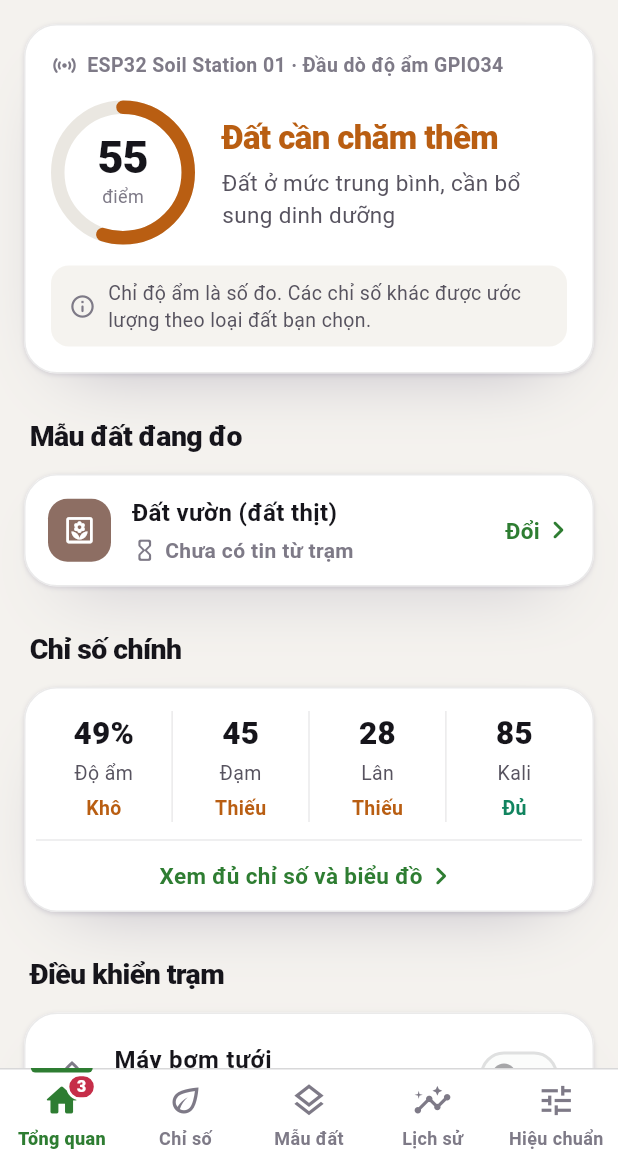
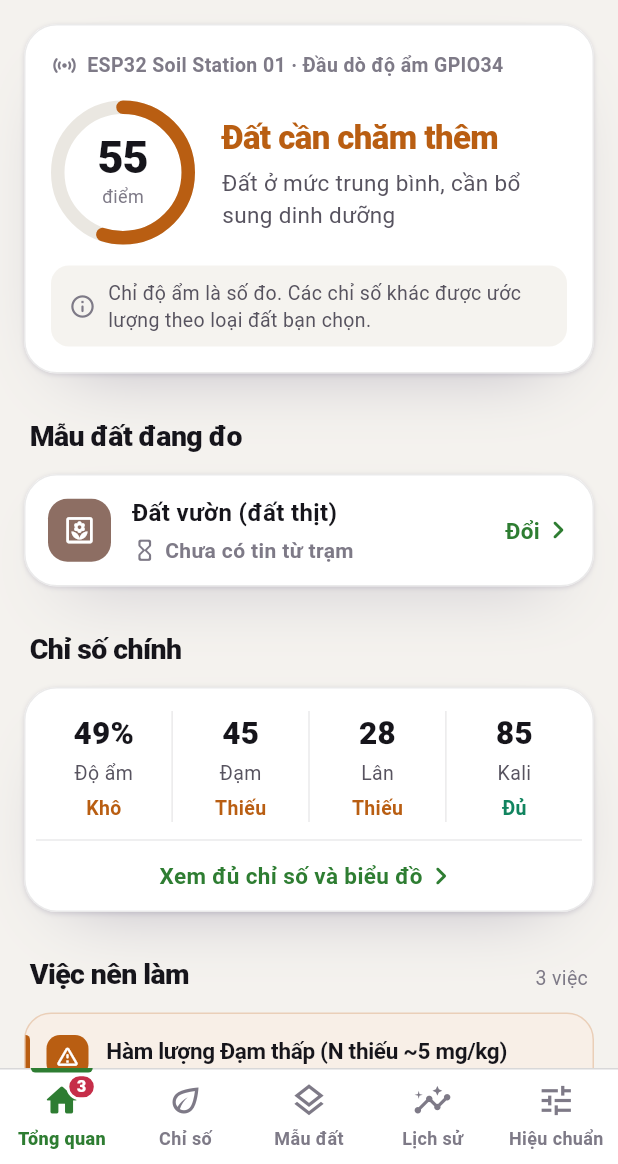
Before and after one commit to nguyenanhquan060205-lab/IoTs-project, a Flutter app: the screen it shows after launch, on a phone screen of 412 x 824 dp, the part 72-1236 px from its top. Run offline on Flutter 3.47's test engine with Material 3 defaults, Android fonts, the phone set to English and light mode, and no system bars; our stand-ins replace fl_chart, sqflite; missing offline and left inert: mqtt_client; accounts and stored records are empty.

Commit message:
feat(mobile): remove the pump and valve switches
The station no longer drives a pump or a valve, so the Overview tab drops
the station control card. The telemetry model stops reading the
actuators block and the provider loses its pending-switch tracking. The
MQTT retry test now uses SET_SOIL_TYPE as its sample command.

```diff
--- a/mobile/lib/models/soil_telemetry.dart
+++ b/mobile/lib/models/soil_telemetry.dart
@@ -48,8 +48,6 @@ class SoilTelemetry {
   final DateTime timestamp;
   final SoilType? soilType; // Loại đất trạm đang áp dụng (null nếu trạm không báo)
   final AdcInfo? adc;
-  final bool? pump; // Rơ-le máy bơm đang bật (null nếu trạm không báo)
-  final bool? valve; // Rơ-le van dinh dưỡng đang mở (null nếu trạm không báo)
 
   SoilTelemetry({
     required this.nitrogen,
@@ -62,14 +60,11 @@ class SoilTelemetry {
     required this.timestamp,
     this.soilType,
     this.adc,
-    this.pump,
-    this.valve,
   });
 
   factory SoilTelemetry.fromJson(Map<String, dynamic> json) {
     final telemetry = json['telemetry'] as Map<String, dynamic>? ?? json;
     final epochSeconds = (json['timestamp'] as num?)?.toInt();
-    final actuators = json['actuators'] as Map<String, dynamic>?;
 
     return SoilTelemetry(
       nitrogen: (telemetry['nitrogen'] as num?)?.toDouble() ?? 0.0,
@@ -85,8 +80,6 @@ class SoilTelemetry {
           : DateTime.now(),
       soilType: SoilType.fromCode(json['soil_type'] as String?),
       adc: AdcInfo.fromJson(json['adc'] as Map<String, dynamic>?),
-      pump: actuators?['pump'] as bool?,
-      valve: actuators?['nutrient_valve'] as bool?,
     );
   }
 
@@ -115,8 +108,6 @@ class SoilTelemetry {
     DateTime? timestamp,
     SoilType? soilType,
     AdcInfo? adc,
-    bool? pump,
-    bool? valve,
   }) {
     return SoilTelemetry(
       nitrogen: nitrogen ?? this.nitrogen,
@@ -129,8 +120,6 @@ class SoilTelemetry {
       timestamp: timestamp ?? this.timestamp,
       soilType: soilType ?? this.soilType,
       adc: adc ?? this.adc,
-      pump: pump ?? this.pump,
-      valve: valve ?? this.valve,
     );
   }
 }
--- a/mobile/lib/providers/soil_data_provider.dart
+++ b/mobile/lib/providers/soil_data_provider.dart
@@ -13,7 +13,6 @@ class SoilDataProvider extends ChangeNotifier {
   final List<SoilTelemetry> _history = [];
   AppMqttState _connectionState = AppMqttState.disconnected;
   SoilType? _pendingSoilType; // Loại đất vừa chọn trên App, đang chờ trạm xác nhận
-  final Map<Actuator, _PendingSwitch> _pendingSwitches = {}; // Lệnh bật/tắt rơ-le đang chờ trạm xác nhận
 
   SoilTelemetry get currentTelemetry => _currentTelemetry;
   List<SoilTelemetry> get history => _history;
@@ -25,16 +24,6 @@ class SoilDataProvider extends ChangeNotifier {
 
   /// true khi trạm chưa gửi về số liệu đo theo loại đất vừa chọn
   bool get isSoilTypeSyncing => _pendingSoilType != null;
-
-  /// Trạng thái rơ-le đang hiển thị: ưu tiên lệnh vừa gửi, sau đó tới trạng thái trạm báo về
-  bool actuatorState(Actuator actuator) =>
-      _pendingSwitches[actuator]?.state ?? _reportedState(_currentTelemetry, actuator) ?? false;
-
-  /// true khi đã gửi lệnh bật/tắt nhưng trạm chưa báo lại trạng thái mới
-  bool isActuatorSyncing(Actuator actuator) => _pendingSwitches.containsKey(actuator);
-
-  /// true khi trạm đã từng báo trạng thái rơ-le (firmware cũ hoặc chưa có số đo thật thì false)
-  bool get hasActuatorReport => _currentTelemetry.pump != null;
 
   AgronomicDiagnosis get currentDiagnosis => AgronomicEngine.evaluate(
         telemetry: _currentTelemetry,
@@ -61,7 +50,6 @@ class SoilDataProvider extends ChangeNotifier {
       if (telemetry.soilType == _pendingSoilType) {
         _pendingSoilType = null;
       }
-      _settlePendingSwitches(telemetry);
       _history.add(telemetry);
       if (_history.length > 30) {
         _history.removeAt(0);
@@ -85,33 +73,6 @@ class SoilDataProvider extends ChangeNotifier {
   bool _publishSoilType(SoilType type) =>
       _mqttService.publishCommand({'action': 'SET_SOIL_TYPE', 'soil_type': type.code});
 
-  /// Gửi lệnh bật/tắt rơ-le bơm hoặc van. Trả về false nếu chưa kết nối MQTT.
-  bool setActuator(Actuator actuator, bool on) {
-    final sent = _mqttService.publishCommand({'action': actuator.command, 'state': on});
-    if (sent) {
-      _pendingSwitches[actuator] = _PendingSwitch(on, DateTime.now());
-      notifyListeners();
-    }
-    return sent;
-  }
-
-  static bool? _reportedState(SoilTelemetry telemetry, Actuator actuator) =>
-      actuator == Actuator.pump ? telemetry.pump : telemetry.valve;
-
-  // Trạm gửi số đo ngay sau khi nhận lệnh. Bản tin khớp lệnh thì xác nhận; quá [_switchConfirmWindow]
-  // mà vẫn khác thì trạm đã từ chối hoặc tự ngắt (bơm khi đất quá ẩm), hiển thị theo trạm.
-  // Không xóa ngay ở bản tin khác đầu tiên vì bản tin đó có thể được gửi trước lúc trạm nhận lệnh.
-  static const Duration _switchConfirmWindow = Duration(seconds: 6);
-
-  void _settlePendingSwitches(SoilTelemetry telemetry) {
-    _pendingSwitches.removeWhere((actuator, pending) {
-      final reported = _reportedState(telemetry, actuator);
-      if (reported == null) return false;
-      return reported == pending.state ||
-          DateTime.now().difference(pending.sentAt) > _switchConfirmWindow;
-    });
-  }
-
   /// Yêu cầu trạm lấy ADC hiện tại làm mốc khô / ướt. Trả về false nếu chưa kết nối MQTT.
   bool calibrate(CalibrationPoint point) =>
       _mqttService.publishCommand({'action': 'CALIBRATE', 'point': point.code});
@@ -132,8 +93,6 @@ class SoilDataProvider extends ChangeNotifier {
       temperature: (25 + ((DateTime.now().second % 50) / 10)).toDouble(),
       timestamp: DateTime.now(),
       soilType: _currentTelemetry.soilType,
-      pump: _currentTelemetry.pump,
-      valve: _currentTelemetry.valve,
     );
     _history.add(_currentTelemetry);
     if (_history.length > 30) {
@@ -149,19 +108,3 @@ class SoilDataProvider extends ChangeNotifier {
     super.dispose();
   }
 }
-
-/// Rơ-le trên trạm điều khiển được từ App, [command] khớp tên lệnh trong firmware
-enum Actuator {
-  pump('SET_PUMP'),
-  valve('SET_VALVE');
-
-  const Actuator(this.command);
-  final String command;
-}
-
-class _PendingSwitch {
-  final bool state;
-  final DateTime sentAt;
-
-  const _PendingSwitch(this.state, this.sentAt);
-}
--- a/mobile/lib/screens/overview_screen.dart
+++ b/mobile/lib/screens/overview_screen.dart
@@ -6,7 +6,6 @@ import '../models/soil_standard.dart';
 import '../providers/soil_data_provider.dart';
 import '../services/agronomic_engine.dart';
 import '../services/soil_status.dart';
-import '../widgets/actuator_controls.dart';
 import '../widgets/common.dart';
 import '../widgets/inline_alert.dart';
 import '../widgets/soil_gauges.dart';
@@ -133,8 +132,6 @@ class OverviewScreen extends StatelessWidget {
               ],
             ),
           ),
-          const SectionTitle('Điều khiển trạm'),
-          ActuatorControls(provider: provider),
           SectionTitle(
             'Việc nên làm',
             hint: diagnosis.issues.isEmpty ? null : '${diagnosis.issues.length} việc',
--- a/mobile/lib/widgets/actuator_controls.dart
+++ /dev/null
@@ -1,104 +0,0 @@
-import 'package:flutter/material.dart';
-
-import '../core/constants/app_colors.dart';
-import '../providers/soil_data_provider.dart';
-import '../services/mqtt_service.dart';
-import 'common.dart';
-
-/// Thẻ bật/tắt rơ-le máy bơm tưới và van dinh dưỡng trên trạm (lệnh SET_PUMP / SET_VALVE)
-class ActuatorControls extends StatelessWidget {
-  final SoilDataProvider provider;
-
-  const ActuatorControls({super.key, required this.provider});
-
-  @override
-  Widget build(BuildContext context) {
-    final online = provider.connectionState == AppMqttState.connected;
-
-    return AppCard(
-      padding: const EdgeInsets.fromLTRB(4, 6, 4, 14),
-      child: Column(
-        crossAxisAlignment: CrossAxisAlignment.start,
-        children: [
-          _ActuatorTile(
-            provider: provider,
-            actuator: Actuator.pump,
-            icon: Icons.water_drop_outlined,
-            title: 'Máy bơm tưới',
-            onLabel: 'Đang chạy',
-            offLabel: 'Đang tắt',
-            enabled: online,
-          ),
-          const Divider(height: 1, indent: 16, endIndent: 16, color: AppColors.line),
-          _ActuatorTile(
-            provider: provider,
-            actuator: Actuator.valve,
-            icon: Icons.opacity_rounded,
-            title: 'Van dinh dưỡng',
-            onLabel: 'Đang mở',
-            offLabel: 'Đang đóng',
-            enabled: online,
-          ),
-          Padding(
-            padding: const EdgeInsets.fromLTRB(16, 10, 16, 0),
-            child: Text(
-              online
-                  ? 'Trạm tự ngắt bơm khi độ ẩm đất trên 85%.'
-                  : 'Cần kết nối với trạm để bật hoặc tắt.',
-              style: const TextStyle(fontSize: 13, height: 1.4, color: AppColors.ink3),
-            ),
-          ),
-        ],
-      ),
-    );
-  }
-}
-
-class _ActuatorTile extends StatelessWidget {
-  final SoilDataProvider provider;
-  final Actuator actuator;
-  final IconData icon;
-  final String title;
-  final String onLabel;
-  final String offLabel;
-  final bool enabled;
-
-  const _ActuatorTile({
-    required this.provider,
-    required this.actuator,
-    required this.icon,
-    required this.title,
-    required this.onLabel,
-    required this.offLabel,
-    required this.enabled,
-  });
-
-  @override
-  Widget build(BuildContext context) {
-    final on = provider.actuatorState(actuator);
-    final (status, color) = provider.isActuatorSyncing(actuator)
-        ? ('Đang gửi lệnh tới trạm...', AppColors.warn)
-        : !provider.hasActuatorReport
-            ? ('Chưa rõ trạng thái', AppColors.ink3)
-            : on
-                ? (onLabel, AppColors.ok)
-                : (offLabel, AppColors.ink2);
-
-    return SwitchListTile(
-      contentPadding: const EdgeInsets.symmetric(horizontal: 16),
-      secondary: Icon(icon, color: on ? AppColors.accent : AppColors.ink3),
-      title: Text(title, style: const TextStyle(fontSize: 16, fontWeight: FontWeight.w700, color: AppColors.ink)),
-      subtitle: Text(status, style: TextStyle(fontSize: 14, fontWeight: FontWeight.w600, color: color)),
-      value: on,
-      onChanged: enabled
-          ? (value) {
-              if (!provider.setActuator(actuator, value)) {
-                ScaffoldMessenger.of(context).showSnackBar(
-                  const SnackBar(content: Text('Chưa kết nối được với trạm, hãy thử lại.')),
-                );
-              }
-            }
-          : null,
-    );
-  }
-}
```
Also changed, not shown: 3 other files.
